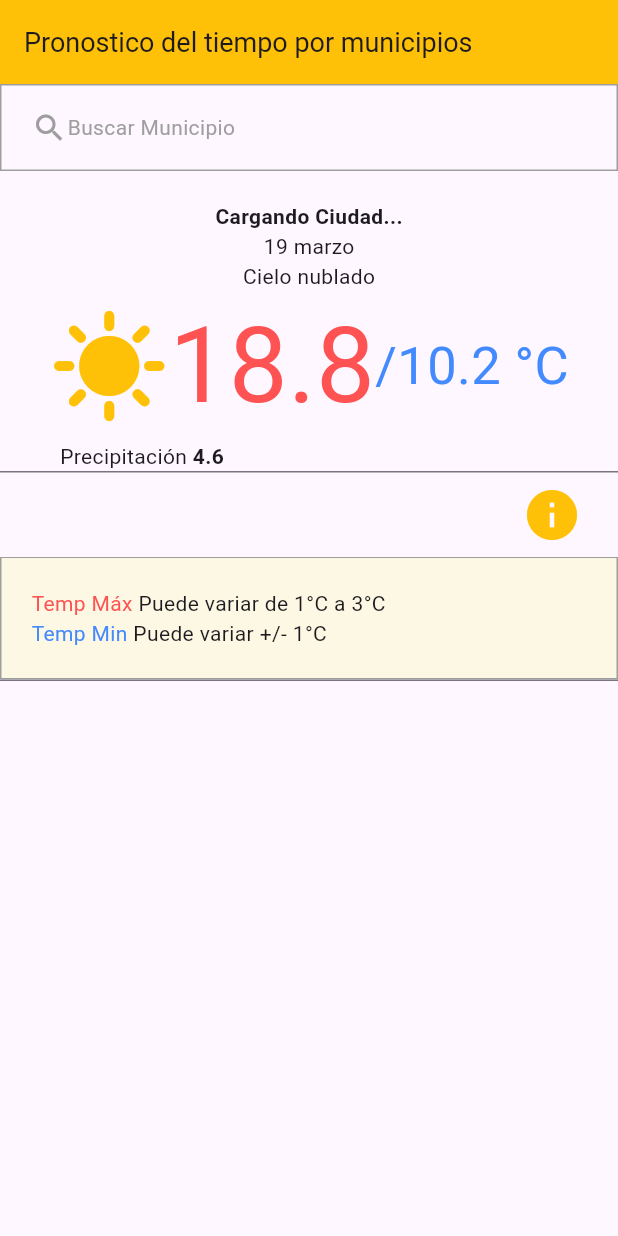
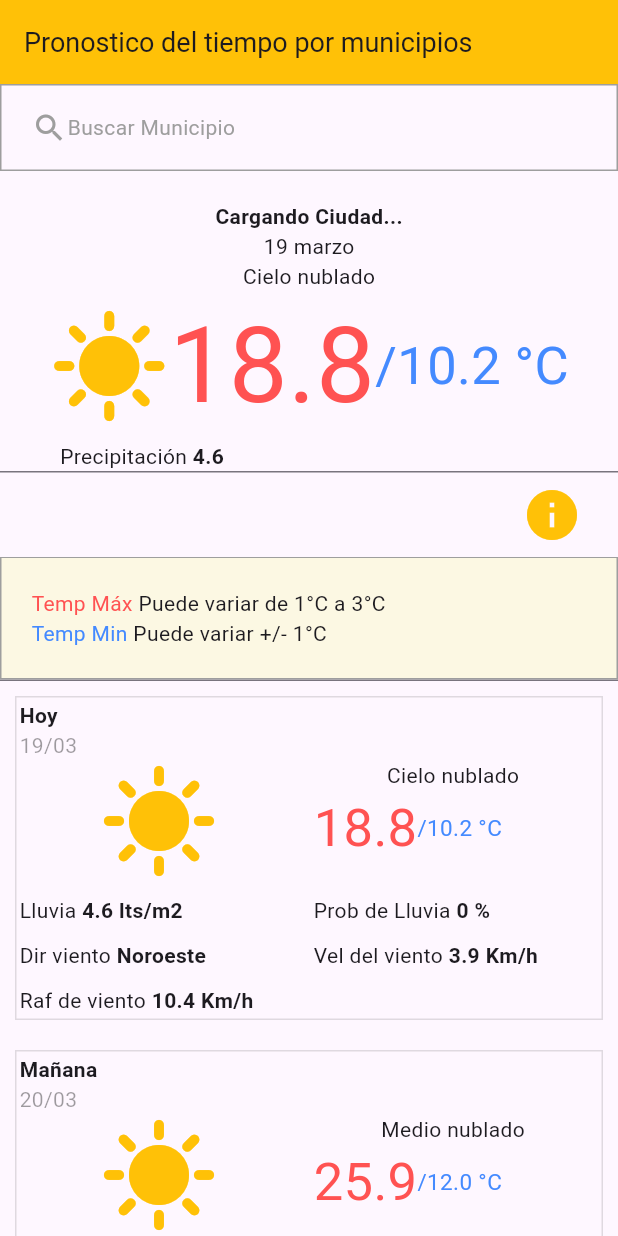
Before and after one commit to Aletsfly/smn, a Flutter app: the screen it shows after launch, after a tap on the "info" icon, on a phone screen of 412 x 824 dp. Run offline on Flutter 3.47's test engine with Material 3 defaults, Android fonts, the phone set to English and light mode, and no system bars; our stand-ins replace geocoding, geolocator, weather_icons.

Commit message:
Modificamos el widget dia, agregamos datos, modificamos el modelo pronostico, agregamos fecha y modificamos el servicio pronostico para agregar el campo fecha al modelo

```diff
--- /dev/null
+++ b/devtools_options.yaml
@@ -0,0 +1,3 @@
+description: This file stores settings for Dart & Flutter DevTools.
+documentation: https://docs.flutter.dev/tools/devtools/extensions#configure-extension-enablement-states
+extensions:
--- a/lib/custom_widgets/widget_dia.dart
+++ b/lib/custom_widgets/widget_dia.dart
@@ -1,18 +1,122 @@
 import 'package:flutter/material.dart';
+import 'package:intl/intl.dart';
+import 'package:smn/custom_widgets/texto_gris_negrita.dart';
 import 'package:smn/models/modelo_pronostico.dart';
+import 'package:weather_icons/weather_icons.dart';
+
 class WidgetDia extends StatelessWidget {
   final ModeloPronostico pronostico;
   final int index;
 
-  WidgetDia({
-    super.key,
-    required this.pronostico,
-    required this.index
-  });
-
+  WidgetDia({super.key, required this.pronostico, required this.index});
 
   @override
   Widget build(BuildContext context) {
-    return Container();
+    String fechaFormateada = pronostico.fecha ?? '';
+    DateFormat formatoEntrada = DateFormat("d/MM");
+    DateTime fechaConvertida = formatoEntrada.parse(fechaFormateada);
+
+    if (index == 0) {
+      fechaFormateada = "Hoy";
+    } else if (index == 1) {
+      fechaFormateada = "Mañana";
+    } else {
+      DateFormat formatoSalida = DateFormat("EEEE", "es_MX");
+      fechaFormateada = formatoSalida.format(fechaConvertida);
+    }
+
+    return Padding(
+      padding: EdgeInsets.all(10.0),
+      child: LayoutBuilder(builder: (context, condicionantes) {
+        double ancho = condicionantes.maxWidth;
+        bool esTelefono = MediaQuery.of(context).size.width < 600;
+        double tamano = esTelefono ? (ancho / 2) - 10 : ancho;
+        return Container(
+          padding: EdgeInsets.all(2.0),
+          decoration: BoxDecoration(
+              border: Border.all(
+            color: Colors.black12,
+          )),
+          child: Column(
+            crossAxisAlignment: CrossAxisAlignment.start,
+            children: [
+              Text(
+                fechaFormateada,
+                style: TextStyle(fontWeight: FontWeight.bold),
+              ),
+              Text(
+                pronostico.fecha.toString(),
+                style: TextStyle(color: Colors.black38),
+              ),
+              Wrap(
+                alignment: WrapAlignment.start,
+                spacing: 10.0,
+                runSpacing: 10.0,
+                children: [
+                  SizedBox(
+                    width: tamano,
+                    child: Icon(Icons.sunny, color: Colors.amber, size: 80),
+                  ),
+                  SizedBox(
+                    width: tamano,
+                    child: Column(
+                      children: [
+                        Text(pronostico.desciel),
+                        Row(
+                          children: [
+                            Text(
+                              pronostico.tmax,
+                              style: TextStyle(
+                                fontSize: 35.0,
+                                color: Colors.redAccent,
+                              ),
+                            ),
+                            Text(
+                              "/${pronostico.tmin} °C",
+                              style: TextStyle(
+                                fontSize: 15.0,
+                                color: Colors.blueAccent,
+                              ),
+                            ),
+                          ],
+                        )
+                      ],
+                    ),
+                  ),
+                  SizedBox(
+                    width: tamano,
+                    child: TextoGrisNegrita(
+                        texto: "Lluvia ", medida: "${pronostico.prec} lts/m2"),
+                  ),
+                  SizedBox(
+                    width: tamano,
+                    child: TextoGrisNegrita(
+                        texto: "Prob de Lluvia ",
+                        medida: "${pronostico.probprec} %"),
+                  ),
+                  SizedBox(
+                    width: tamano,
+                    child: TextoGrisNegrita(
+                        texto: "Dir viento ", medida: "${pronostico.dirvienc}"),
+                  ),
+                  SizedBox(
+                    width: tamano,
+                    child: TextoGrisNegrita(
+                        texto: "Vel del viento ",
+                        medida: "${pronostico.velvien} Km/h"),
+                  ),
+                  SizedBox(
+                    width: tamano,
+                    child: TextoGrisNegrita(
+                        texto: "Raf de viento ",
+                        medida: "${pronostico.raf} Km/h"),
+                  ),
+                ],
+              )
+            ],
+          ),
+        );
+      }),
+    );
   }
 }
--- a/lib/models/modelo_pronostico.dart
+++ b/lib/models/modelo_pronostico.dart
@@ -23,7 +23,10 @@ class ModeloPronostico {
   String dirvienc;
   String raf;
 
-  ModeloPronostico({required this.nes,
+  String? fecha;
+
+  ModeloPronostico({
+    required this.nes,
     required this.nmun,
     required this.tmax,
     required this.tmin,
@@ -32,20 +35,23 @@ class ModeloPronostico {
     required this.prec,
     required this.velvien,
     required this.dirvienc,
-    required this.raf});
+    required this.raf,
+    this.fecha,
+  });
 
   factory ModeloPronostico.fromJson(Map<String, dynamic> json) {
     return ModeloPronostico(
-      nes : json['nes']??'24',
-      nmun : json['nmun']??'13',
-      tmax : json['tmax']??'',
-      tmin : json['tmin']??'',
-      desciel : json['desciel']??'',
-      probprec : json['probprec']??'',
-      prec : json['prec']??'',
-      velvien : json['velvien']??'',
-      dirvienc : json['dirvienc']??'',
-      raf : json['raf']??'',
+      fecha: json['fecha'] ?? '',
+      nes: json['nes'] ?? '24',
+      nmun: json['nmun'] ?? '13',
+      tmax: json['tmax'] ?? '',
+      tmin: json['tmin'] ?? '',
+      desciel: json['desciel'] ?? '',
+      probprec: json['probprec'] ?? '',
+      prec: json['prec'] ?? '',
+      velvien: json['velvien'] ?? '',
+      dirvienc: json['dirvienc'] ?? '',
+      raf: json['raf'] ?? '',
     );
   }
 }
--- a/lib/services/servicio_carga_pronosticos.dart
+++ b/lib/services/servicio_carga_pronosticos.dart
@@ -1,21 +1,34 @@
 import 'dart:convert';
 
 import 'package:flutter/services.dart';
+import 'package:intl/intl.dart';
 import 'package:smn/models/modelo_pronostico.dart';
 
 class ServicioCargaPronosticos {
+  Future<List<ModeloPronostico>> descargaPronosticos() async {
+    try {
+      final String respuesta =
+          await rootBundle.loadString('assets/data/pronosticos.json');
 
-
-  Future <List<ModeloPronostico>> descargaPronosticos() async{
-    try{
-      final String respuesta = await rootBundle.loadString('assets/data/pronosticos.json');
       List<dynamic> pronosticos = jsonDecode(respuesta);
 
-      return pronosticos.map((dia) =>
-          ModeloPronostico.fromJson(dia)).toList();
-    }catch(e){
-      return[];
+      DateTime fechaActual = DateTime.now();
 
+      var formateaFecha = DateFormat("d/MM");
+
+      return pronosticos
+          .asMap()
+          .map((index, dia) {
+            String fechaFormateada;
+            DateTime otroDia = fechaActual.add(Duration(days: index));
+            fechaFormateada = formateaFecha.format(otroDia);
+            dia['fecha'] = fechaFormateada;
+            return MapEntry(index, ModeloPronostico.fromJson(dia));
+          })
+          .values
+          .toList();
+    } catch (e) {
+      return [];
     }
   }
 }
--- a/pubspec.yaml
+++ b/pubspec.yaml
@@ -13,6 +13,7 @@ dependencies:
   geolocator: 13.0.2
   geocoding: 3.0.0
   intl: ^0.20.2
+  weather_icons: ^3.0.0
 
 dev_dependencies:
   flutter_test:
```
Also changed, not shown: pubspec.lock.
